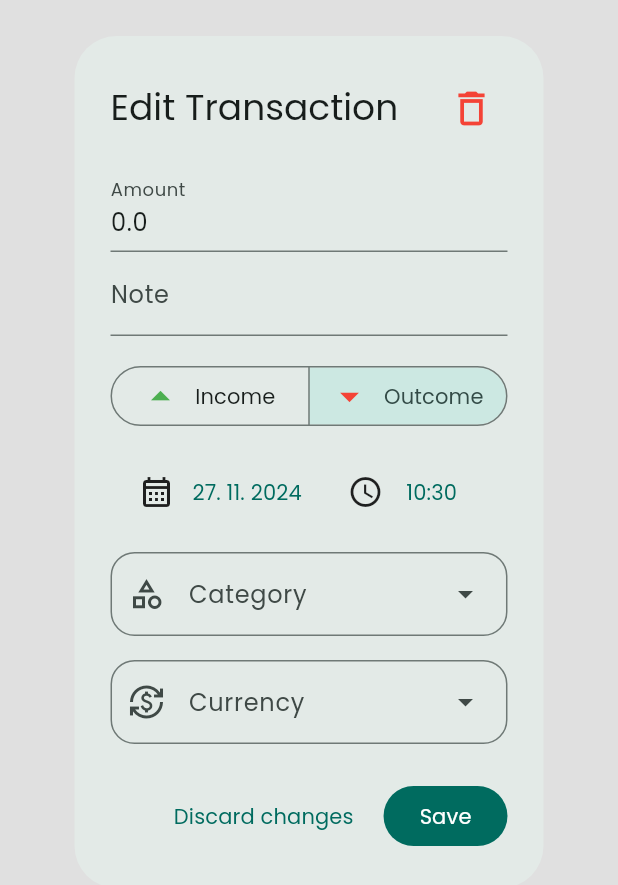
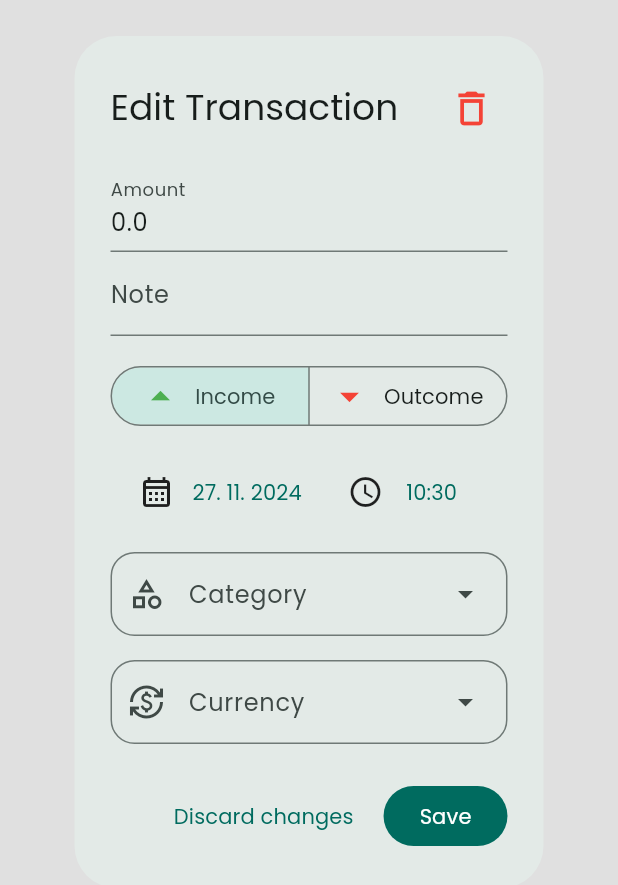
Before and after one commit to Nert53/budget-buddy, a Flutter app: the EditTransaction widget shown alone on an empty page, opened directly with empty values, on a phone screen of 412 x 824 dp. Shown: the top 885 px of the screen. Run offline on Flutter 3.47's test engine with Material 3 defaults, Android fonts, the phone set to English and light mode, and no system bars; our stand-ins replace drift, drift_flutter, fl_chart, go_router, skeletonizer; missing offline and left inert: drift_db_viewer, shortuid; accounts and stored records are empty; generated files the repository leaves out were written again.

Commit message:
edi transaction window updated

```diff
--- a/lib/view/screen/transaction_screen.dart
+++ b/lib/view/screen/transaction_screen.dart
@@ -119,6 +119,10 @@ class TransactionScreen extends StatelessWidget {
                             transactionId: currentTransaction.id,
                             amount: currentTransaction.amount,
                             note: currentTransaction.note,
+                            date: currentTransaction.date,
+                            isOutcome: currentTransaction.isOutcome,
+                            categoryId: currentTransaction.categoryId,
+                            currencyId: currentTransaction.currencyId,
                           );
                         },
                       );
--- a/lib/view/widget/edit_transaction.dart
+++ b/lib/view/widget/edit_transaction.dart
@@ -1,4 +1,5 @@
 import 'package:flutter/material.dart';
+import 'package:intl/intl.dart';
 import 'package:personal_finance/model/category.dart';
 import 'package:personal_finance/model/currency.dart';
 import 'package:personal_finance/view_model/edit_transaction_viewmodel.dart';
@@ -8,12 +9,20 @@ class EditTransaction extends StatelessWidget {
   final String transactionId;
   final double amount;
   final String note;
+  final DateTime date;
+  final bool isOutcome;
+  final String categoryId;
+  final String currencyId;
 
   const EditTransaction({
     super.key,
     required this.transactionId,
     required this.amount,
     required this.note,
+    required this.date,
+    required this.isOutcome,
+    required this.categoryId,
+    required this.currencyId,
   });
 
   @override
@@ -22,6 +31,13 @@ class EditTransaction extends StatelessWidget {
 
     viewModel.amountController.text = amount.toString();
     viewModel.noteController.text = note;
+    viewModel.date = date;
+    viewModel.time = TimeOfDay.fromDateTime(date);
+    viewModel.selectedType =
+        isOutcome ? TransactionType.outcome : TransactionType.income;
+    viewModel.transactionId = transactionId;
+    viewModel.originalCategoryId = categoryId;
+    viewModel.originalCurrencyId = currencyId;
 
     return Column(
       mainAxisSize: MainAxisSize.min,
@@ -81,7 +97,9 @@ class EditTransaction extends StatelessWidget {
                         size: 30,
                       )),
                 ],
-                selected: <TransactionType>{viewModel.selectedType},
+                selected: <TransactionType>{
+                  viewModel.selectedType ?? TransactionType.outcome
+                },
                 onSelectionChanged: (Set<TransactionType> newValue) {
                   viewModel.changeTransactionType(newValue.first);
                 },
@@ -102,12 +120,16 @@ class EditTransaction extends StatelessWidget {
                             initialDate: viewModel.date,
                             firstDate: DateTime(2000),
                             lastDate: DateTime(2100),
-                          ).then((value) {
-                            if (value != null) {}
+                          ).then((newDate) {
+                            if (newDate != null) {
+                              viewModel.date = newDate;
+                            }
                           });
                         },
                         child: Text(
-                          viewModel.dateFormated,
+                          DateFormat('dd. MM. yyyy')
+                              .format(viewModel.date)
+                              .toString(),
                         ),
                       ),
                     ],
@@ -119,13 +141,21 @@ class EditTransaction extends StatelessWidget {
                         onPressed: () {
                           showTimePicker(
                             context: context,
-                            initialTime: TimeOfDay.fromDateTime(viewModel.date),
-                          ).then((value) {
-                            if (value != null) {}
+                            initialTime: viewModel.time,
+                          ).then((newTime) {
+                            if (newTime != null) {
+                              viewModel.time = newTime;
+                              viewModel.date = DateTime(
+                                  viewModel.date.year,
+                                  viewModel.date.month,
+                                  viewModel.date.day,
+                                  newTime.hour,
+                                  newTime.minute);
+                            }
                           });
                         },
                         child: Text(
-                          viewModel.timeFormated,
+                          DateFormat('HH:mm').format(viewModel.date).toString(),
                         ),
                       ),
                     ],
@@ -137,10 +167,13 @@ class EditTransaction extends StatelessWidget {
               ),
               DropdownMenu(
                   label: const Text('Category'),
-                  leadingIcon: viewModel.selectedCategory.name == 'General'
-                      ? null
-                      : Icon(Icons.category_outlined),
-                  textStyle: TextStyle(color: viewModel.selectedCategory.color),
+                  leadingIcon: viewModel.selectedCategory == null
+                      ? Icon(Icons.category_outlined)
+                      : Icon(viewModel.selectedCategory!.icon),
+                  textStyle: TextStyle(
+                      color: viewModel.selectedCategory == null
+                          ? Colors.black
+                          : viewModel.selectedCategory!.color),
                   inputDecorationTheme: const InputDecorationTheme(
                       border: OutlineInputBorder(
                           borderRadius: BorderRadius.all(Radius.circular(16)))),
@@ -203,6 +236,7 @@ class EditTransaction extends StatelessWidget {
             ),
             FilledButton(
               onPressed: () {
+                viewModel.saveTransaction();
                 Navigator.of(context).pop();
               },
               child: const Text('Save'),
--- a/lib/view_model/edit_transaction_viewmodel.dart
+++ b/lib/view_model/edit_transaction_viewmodel.dart
@@ -1,6 +1,5 @@
 import 'package:drift/drift.dart';
 import 'package:flutter/material.dart';
-import 'package:intl/intl.dart';
 import 'package:personal_finance/data/database.dart';
 import 'package:personal_finance/model/category.dart';
 import 'package:personal_finance/model/currency.dart';
@@ -11,24 +10,21 @@ enum TransactionType { income, outcome }
 class EditTransactionViewmodel extends ChangeNotifier {
   bool isLoading = true;
   final AppDatabase _db;
+  String transactionId = '';
 
   final amountController = TextEditingController();
   final noteController = TextEditingController();
-  final date = DateTime.now();
-  final dateFormated =
-      DateFormat('dd. MM. yyyy').format(DateTime.now()).toString();
-  final timeFormated = DateFormat('HH:mm').format(DateTime.now()).toString();
+  DateTime date = DateTime.now();
+  TimeOfDay time = TimeOfDay.now();
+  String originalCategoryId = '1';
+  String originalCurrencyId = '1';
 
   List<TransactionCategory> categories = [];
   List<Currency> currencies = [];
 
-  TransactionCategory selectedCategory = TransactionCategory(
-      id: '1',
-      name: 'Groceries',
-      color: Colors.green,
-      icon: Icons.shopping_cart_outlined);
-  String selectedCurrency = 'CZK';
-  TransactionType selectedType = TransactionType.outcome;
+  TransactionCategory? selectedCategory;
+  Currency? selectedCurrency;
+  TransactionType? selectedType;
 
   EditTransactionViewmodel(this._db) {
     _db.watchAllTransactions().listen((event) {
@@ -39,32 +35,38 @@ class EditTransactionViewmodel extends ChangeNotifier {
   }
 
   void saveTransaction() async {
-    DateFormat dateFormat = DateFormat('dd.MM.yyyy');
-    DateFormat timeFormat = DateFormat('HH:mm');
-
     Value<double> amountToSave = amountController.text.isNotEmpty
         ? Value(double.parse(amountController.text))
         : const Value(0.0);
+    Value<DateTime> dateToSave = Value(
+        DateTime(date.year, date.month, date.day, time.hour, time.minute));
     Value<String> noteToSave = noteController.text.isNotEmpty
         ? Value(noteController.text)
         : const Value('');
     Value<bool> isOutcomeToSave = selectedType == TransactionType.outcome
         ? const Value(true)
         : const Value(false);
+    Value<String> categoryIdToSave = selectedCategory == null
+        ? Value(originalCategoryId)
+        : Value(selectedCategory!.id);
+    Value<String> currencyIdToSave = selectedCurrency == null
+        ? Value(originalCurrencyId)
+        : Value(selectedCurrency!.id);
 
-    Value<String> categoryToSaveId = Value(selectedCategory.id);
-    Value<String> currencyToSave = Value(selectedCurrency);
-
-    await _db.into(_db.transactionItems).insert(
+    var result = await (_db.update(_db.transactionItems)
+          ..where((t) => t.id.equals(transactionId)))
+        .write(
       TransactionItemsCompanion(
         amount: amountToSave,
-            date: Value(DateTime.now()),
+        date: dateToSave,
         note: noteToSave,
         isOutcome: isOutcomeToSave,
-            category: categoryToSaveId,
-            currency: currencyToSave,
+        category: categoryIdToSave,
+        currency: currencyIdToSave,
       ),
     );
+
+    print(result);
     notifyListeners();
   }
 
@@ -121,9 +123,16 @@ class EditTransactionViewmodel extends ChangeNotifier {
     }
   }
 
-  changeCurrentCurrency(String currency) {
-    selectedCurrency = currency;
+  changeCurrentCurrency(String newCurrencyId) {
+    _db.select(_db.currencyItems).get().then((currencies) {
+      for (var c in currencies) {
+        if (c.id == newCurrencyId) {
+          selectedCurrency = Currency(id: c.id, name: c.name, symbol: c.symbol);
           notifyListeners();
+          return;
+        }
+      }
+    });
   }
 
   changeTransactionType(TransactionType type) {
--- a/lib/view_model/transaction_viewmodel.dart
+++ b/lib/view_model/transaction_viewmodel.dart
@@ -28,6 +28,7 @@ class TransactionViewModel extends ChangeNotifier {
     isLoading = true;
     notifyListeners();
 
+    //! Only for testing purposes (to see the animation)
     await Future.delayed(const Duration(milliseconds: 500));
 
     setDateValues();
```
Also changed, not shown: lib/main.dart (+21 -2 lines), lib/view/screen/dashboard_screen.dart (+9 -5 lines), lib/view/screen/settings_screen.dart (+8 -0 lines), lib/data/database.g.dart, pubspec.lock. Lines whose indentation alone changed are shown as unchanged.
